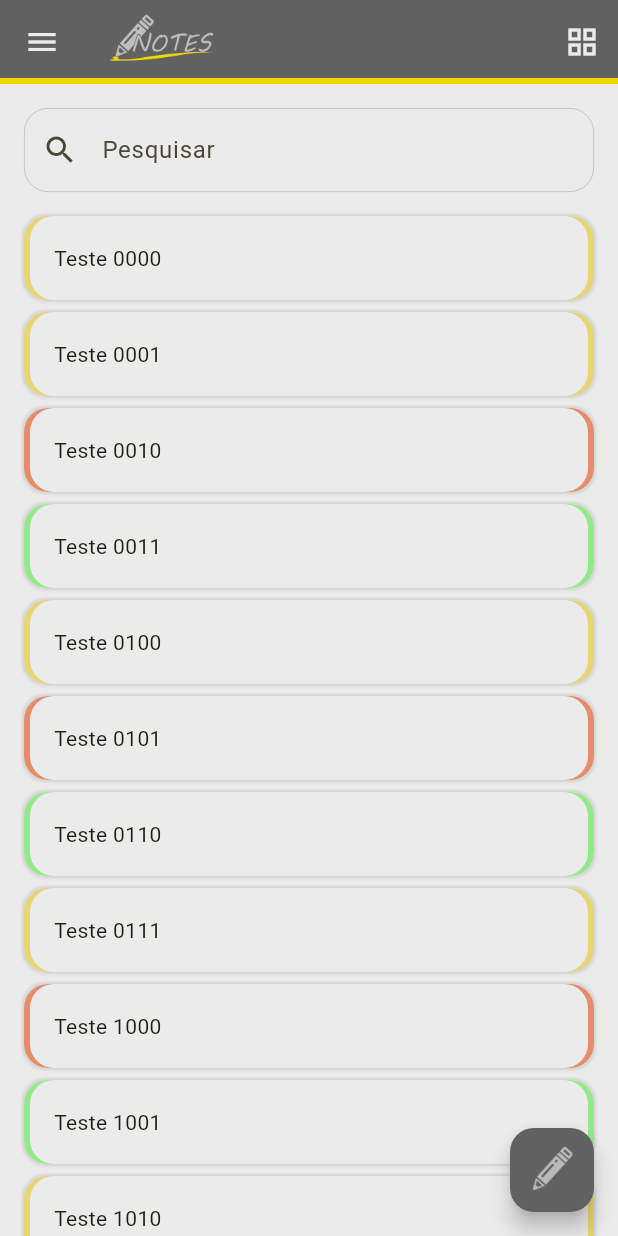
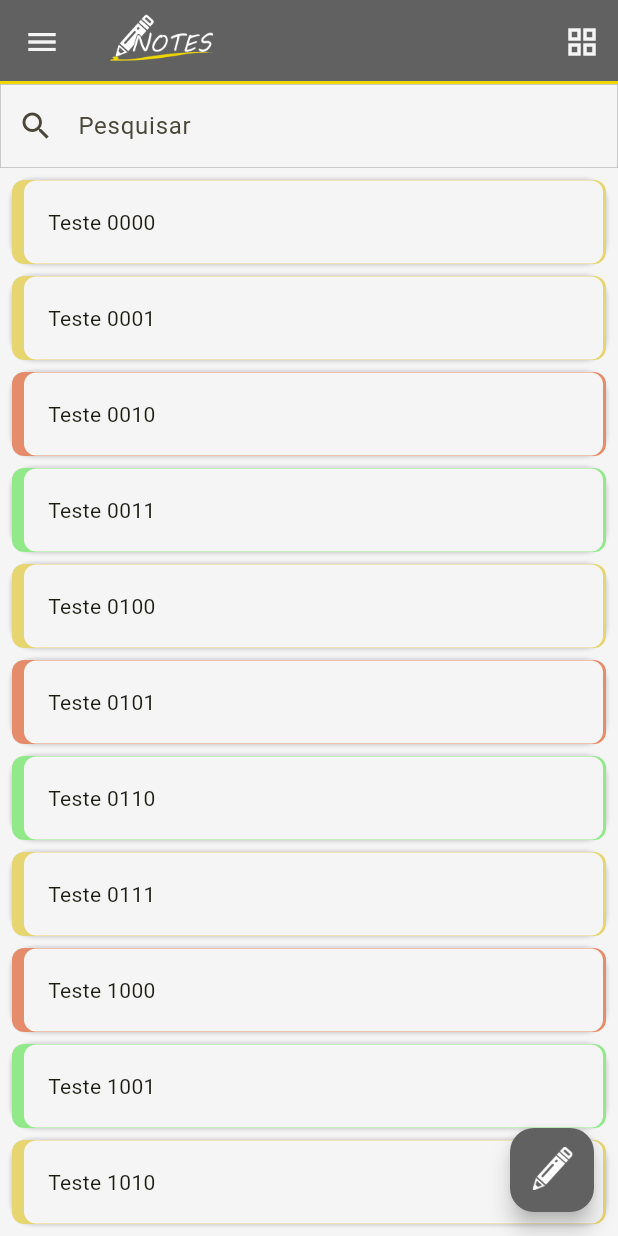
Before and after one commit to ronipaschoal/notes, a Flutter app: the screen it shows after launch, on a phone screen of 412 x 824 dp. Run offline on Flutter 3.47's test engine with Material 2 defaults, Android fonts, the phone set to English and light mode, and no system bars; our stand-ins replace flutter_bloc, go_router.

Commit message:
refactor (home_screen): view adjusts

```diff
--- a/lib/config/routes.dart
+++ b/lib/config/routes.dart
@@ -47,7 +47,7 @@ class NtRoutes {
         return _customTransitionPage(
           BlocProvider(
             create: (_) => HomeCubit(noteCubit: noteCubit),
-            child: const HomeScreen(),
+            child: HomeScreen(),
           ),
         );
       },
--- /dev/null
+++ b/lib/helpers/sizes.dart
@@ -0,0 +1,24 @@
+import 'package:flutter/material.dart';
+
+class SizesHelper {
+  SizesHelper._();
+
+  static Size sizeOf(BuildContext _) => MediaQuery.sizeOf(_);
+  static EdgeInsets paddingOf(BuildContext _) => MediaQuery.paddingOf(_);
+  static EdgeInsets viewInsetsOf(BuildContext _) => MediaQuery.viewInsetsOf(_);
+
+  static double getUsableHeightAppBar(BuildContext context) {
+    return getUsableHeight(context) - AppBar().preferredSize.height;
+  }
+
+  static double getUsableHeight(BuildContext context) {
+    return sizeOf(context).height -
+        paddingOf(context).top -
+        paddingOf(context).bottom;
+  }
+
+  static double getWidgetHeight(GlobalKey key) {
+    final renderBox = key.currentContext?.findRenderObject();
+    return (renderBox == null) ? 0.0 : (renderBox as RenderBox).size.height;
+  }
+}
--- a/lib/pages/home/cubit/home_cubit.dart
+++ b/lib/pages/home/cubit/home_cubit.dart
@@ -11,6 +11,19 @@ class HomeCubit extends Cubit<HomeState> {
   final NoteCubit noteCubit;
 
   HomeCubit({required this.noteCubit}) : super(HomeInitialState());
+
+  void changeViewType() {
+    if (state is HomeSuccessState) {
+      final successState = state as HomeSuccessState;
+      emit(
+        successState.copyWith(
+          homeViewType: successState.homeViewType == HomeViewType.list
+              ? HomeViewType.grid
+              : HomeViewType.list,
+        ),
+      );
+    }
+  }
 
   void loadNoteList() {
     emit(HomeLoadingState());
--- a/lib/pages/home/cubit/home_state.dart
+++ b/lib/pages/home/cubit/home_state.dart
@@ -1,18 +1,37 @@
 part of 'home_cubit.dart';
 
-sealed class HomeState {}
+enum HomeViewType { list, grid }
 
-class HomeInitialState extends HomeState {}
+sealed class HomeState {
+  HomeViewType homeViewType;
 
-class HomeLoadingState extends HomeState {}
+  HomeState({this.homeViewType = HomeViewType.list});
+}
+
+class HomeInitialState extends HomeState {
+  HomeInitialState();
+}
+
+class HomeLoadingState extends HomeState {
+  HomeLoadingState();
+}
 
 class HomeSuccessState extends HomeState {
   final List<NoteModel> noteList;
 
-  HomeSuccessState({required this.noteList});
+  HomeSuccessState({
+    super.homeViewType,
+    required this.noteList,
+  });
 
-  HomeSuccessState copyWith({List<NoteModel>? noteList}) {
-    return HomeSuccessState(noteList: noteList ?? this.noteList);
+  HomeSuccessState copyWith({
+    HomeViewType? homeViewType,
+    List<NoteModel>? noteList,
+  }) {
+    return HomeSuccessState(
+      homeViewType: homeViewType ?? super.homeViewType,
+      noteList: noteList ?? this.noteList,
+    );
   }
 }
 
--- a/lib/pages/home/home_drawer.dart
+++ b/lib/pages/home/home_drawer.dart
@@ -5,7 +5,7 @@ import 'package:notes/ui/colors.dart';
 class HomeDrawer extends StatelessWidget {
   const HomeDrawer({super.key});
 
-  TextButton _itemButton(BuildContext context, String text, String path) {
+  Widget _itemButton(BuildContext context, String text, String path) {
     return TextButton(
       onPressed: () => NtNavigate.to(context, path),
       style: ButtonStyle(
--- a/lib/pages/home/home_screen.dart
+++ b/lib/pages/home/home_screen.dart
@@ -1,29 +1,24 @@
 import 'package:flutter/material.dart';
 import 'package:flutter_bloc/flutter_bloc.dart';
 import 'package:notes/helpers/navigate.dart';
+import 'package:notes/helpers/sizes.dart';
 import 'package:notes/models/note/note_model.dart';
 import 'package:notes/pages/home/cubit/home_cubit.dart';
 import 'package:notes/pages/home/home_drawer.dart';
 import 'package:notes/ui/colors.dart';
 import 'package:notes/ui/note_card.dart';
 import 'package:notes/ui/scaffold.dart';
+import 'package:notes/ui/widgets/text_field.dart';
 
-class HomeScreen extends StatefulWidget {
-  const HomeScreen({super.key});
+class HomeScreen extends StatelessWidget {
+  HomeScreen({super.key});
 
-  @override
-  State<HomeScreen> createState() => _HomeScreenState();
-}
-
-class _HomeScreenState extends State<HomeScreen> {
-  late final _cubit = context.read<HomeCubit>();
-  final _searchController = TextEditingController();
-  bool _isList = true;
+  final _serachController = TextEditingController();
 
   Widget _list(List<NoteModel> noteList) {
     return ListView.separated(
+      padding: const EdgeInsets.all(8.0),
       shrinkWrap: true,
-      physics: const NeverScrollableScrollPhysics(),
       itemCount: noteList.length,
       separatorBuilder: (_, __) => const SizedBox(height: 8.0),
       itemBuilder: (_, index) => NtNoteCard(note: noteList[index]),
@@ -32,8 +27,8 @@ class _HomeScreenState extends State<HomeScreen> {
 
   Widget _grid(List<NoteModel> noteList) {
     return GridView.builder(
+      padding: const EdgeInsets.symmetric(vertical: 16.0, horizontal: 8.0),
       shrinkWrap: true,
-      physics: const NeverScrollableScrollPhysics(),
       itemCount: noteList.length,
       gridDelegate: const SliverGridDelegateWithFixedCrossAxisCount(
         crossAxisCount: 2,
@@ -45,26 +40,6 @@ class _HomeScreenState extends State<HomeScreen> {
     );
   }
 
-  TextField _search(List<NoteModel> noteList) {
-    return TextField(
-      controller: _searchController,
-      decoration: const InputDecoration(
-        hintText: 'Pesquisar',
-        prefixIcon: Icon(Icons.search),
-        enabledBorder: OutlineInputBorder(
-          borderSide: BorderSide(color: NtColors.midGray, width: 0.5),
-          borderRadius: BorderRadius.all(Radius.circular(16.0)),
-        ),
-        focusedBorder: OutlineInputBorder(
-          borderSide: BorderSide(color: NtColors.darkGray, width: 0.5),
-          borderRadius: BorderRadius.all(Radius.circular(16.0)),
-        ),
-        contentPadding: EdgeInsets.all(16.0),
-      ),
-      onChanged: (value) => _cubit.searchNote(value),
-    );
-  }
-
   Widget _title() {
     return const Image(
       height: 72.0,
@@ -72,11 +47,19 @@ class _HomeScreenState extends State<HomeScreen> {
     );
   }
 
-  List<Widget> _actions() {
+  List<Widget> _actions(BuildContext context) {
+    final cubit = context.read<HomeCubit>();
+
     return [
-      IconButton(
-        onPressed: () => setState(() => _isList = !_isList),
-        icon: Icon(_isList ? Icons.grid_view : Icons.list),
+      BlocBuilder<HomeCubit, HomeState>(
+        builder: (_, state) {
+          return IconButton(
+            onPressed: cubit.changeViewType,
+            icon: state.homeViewType == HomeViewType.list
+                ? const Icon(Icons.grid_view)
+                : const Icon(Icons.list),
+          );
+        },
       ),
     ];
   }
@@ -89,34 +72,35 @@ class _HomeScreenState extends State<HomeScreen> {
       tooltip: 'Nova nota',
       child: const Padding(
         padding: EdgeInsets.all(8.0),
-        child: Image(
-          image: AssetImage('assets/icons/pencil.png'),
-        ),
+        child: Image(image: AssetImage('assets/icons/pencil.png')),
       ),
     );
   }
 
-  Container _success(List<NoteModel> noteList) {
-    return Container(
-      color: NtColors.lightGray,
-      child: Padding(
-        padding: const EdgeInsets.all(16.0),
-        child: Column(
-          mainAxisAlignment: MainAxisAlignment.spaceBetween,
-          crossAxisAlignment: CrossAxisAlignment.end,
-          children: [
-            _search(noteList),
-            const SizedBox(height: 16.0),
-            _isList ? _list(noteList) : _grid(noteList),
-          ],
+  Widget _success(BuildContext context, HomeSuccessState state) {
+    final cubit = context.read<HomeCubit>();
+
+    return Column(
+      children: [
+        NtTextfield(
+          hintText: 'Pesquisar',
+          prefixIcon: const Icon(Icons.search),
+          controller: _serachController,
+          onChanged: (value) => cubit.searchNote(value),
         ),
-      ),
+        Expanded(
+          child: SizedBox(
+            height: SizesHelper.getUsableHeightAppBar(context) - 56.0,
+            child: state.homeViewType == HomeViewType.list
+                ? _list(state.noteList)
+                : _grid(state.noteList),
+          ),
+        ),
+      ],
     );
   }
 
   Widget _body(BuildContext context) {
-    _cubit.loadNoteList();
-
     return BlocBuilder<HomeCubit, HomeState>(
       builder: (_, state) {
         return switch (state) {
@@ -124,7 +108,7 @@ class _HomeScreenState extends State<HomeScreen> {
           HomeInitialState() => const Center(child: Text('TODO')),
           HomeLoadingState() => const Center(child: Text('TODO')),
           HomeErrorState() => Center(child: Text(state.error)),
-          HomeSuccessState() => _success(state.noteList),
+          HomeSuccessState() => _success(context, state),
         };
       },
     );
@@ -132,9 +116,12 @@ class _HomeScreenState extends State<HomeScreen> {
 
   @override
   Widget build(BuildContext context) {
+    final cubit = context.read<HomeCubit>();
+    cubit.loadNoteList();
+
     return NtScaffold(
       title: _title(),
-      actions: _actions(),
+      actions: _actions(context),
       drawer: const HomeDrawer(),
       floatingButton: _floatingButton(context),
       child: _body(context),
--- a/lib/pages/note/note_screen.dart
+++ b/lib/pages/note/note_screen.dart
@@ -1,6 +1,5 @@
 import 'package:flutter/material.dart';
 import 'package:notes/models/note/note_model.dart';
-import 'package:notes/ui/colors.dart';
 import 'package:notes/ui/scaffold.dart';
 
 class NoteScreen extends StatelessWidget {
@@ -11,7 +10,6 @@ class NoteScreen extends StatelessWidget {
     return Container(
       padding: const EdgeInsets.all(16.0),
       width: double.maxFinite,
-      color: NtColors.lightGray,
       child: Column(
         crossAxisAlignment: CrossAxisAlignment.start,
         children: [
@@ -26,7 +24,10 @@ class NoteScreen extends StatelessWidget {
   @override
   Widget build(BuildContext context) {
     return NtScaffold(
-      title: Text(note?.title ?? 'Nova nota'),
+      title: Text(
+        note?.title ?? 'Nova nota',
+        style: const TextStyle(fontSize: 16.0),
+      ),
       child: _body(context),
     );
   }
--- a/lib/ui/note_card.dart
+++ b/lib/ui/note_card.dart
@@ -13,7 +13,7 @@ class NtNoteCard extends StatelessWidget {
       height: double.maxFinite,
       decoration: BoxDecoration(
         color: note.priority.color,
-        borderRadius: const BorderRadius.all(Radius.circular(16.0)),
+        borderRadius: const BorderRadius.all(Radius.circular(8.0)),
       ),
     );
   }
@@ -24,10 +24,15 @@ class NtNoteCard extends StatelessWidget {
         _priorityColor(),
         Container(
           height: double.maxFinite,
-          margin: const EdgeInsets.symmetric(horizontal: 4.0),
+          margin: const EdgeInsets.only(
+            left: 8.0,
+            top: 0.4,
+            right: 2.0,
+            bottom: 0.4,
+          ),
           decoration: const BoxDecoration(
-            color: NtColors.lightGray,
-            borderRadius: BorderRadius.all(Radius.circular(16.0)),
+            color: NtColors.white,
+            borderRadius: BorderRadius.all(Radius.circular(8.0)),
           ),
           child: Row(
             children: [
--- a/lib/ui/scaffold.dart
+++ b/lib/ui/scaffold.dart
@@ -19,12 +19,12 @@ class NtScaffold extends StatelessWidget {
 
   AppBar _appBar() {
     return AppBar(
-      foregroundColor: NtColors.lightGray,
+      foregroundColor: NtColors.white,
       backgroundColor: NtColors.darkGray,
       shape: const Border(
         bottom: BorderSide(
           color: NtColors.primary,
-          width: 4.0,
+          width: 2.0,
         ),
       ),
       actions: actions,
@@ -32,7 +32,7 @@ class NtScaffold extends StatelessWidget {
     );
   }
 
-  GestureDetector _unfocus() {
+  GestureDetector _unfocus(Widget child) {
     return GestureDetector(
       behavior: HitTestBehavior.opaque,
       onTap: () => FocusManager.instance.primaryFocus?.unfocus(),
@@ -40,14 +40,14 @@ class NtScaffold extends StatelessWidget {
     );
   }
 
-  Scaffold _body(BuildContext context) {
-    return Scaffold(
-      backgroundColor: NtColors.lightGray,
-      appBar: title == null ? null : _appBar(),
-      drawer: drawer,
-      floatingActionButton: floatingButton,
-      body: SingleChildScrollView(
-        child: _unfocus(),
+  Widget _body(BuildContext context) {
+    return _unfocus(
+      Scaffold(
+        backgroundColor: NtColors.white,
+        appBar: title == null ? null : _appBar(),
+        drawer: drawer,
+        floatingActionButton: floatingButton,
+        body: child,
       ),
     );
   }
--- /dev/null
+++ b/lib/ui/widgets/text_field.dart
@@ -0,0 +1,42 @@
+import 'package:flutter/material.dart';
+import 'package:notes/ui/colors.dart';
+
+class NtTextfield extends StatelessWidget {
+  final String? hintText;
+  final TextEditingController? controller;
+  final ValueChanged? onChanged;
+  final Widget? prefixIcon;
+
+  const NtTextfield({
+    super.key,
+    this.hintText,
+    this.controller,
+    this.onChanged,
+    this.prefixIcon,
+  });
+
+  Widget _textField() {
+    return TextField(
+      controller: controller,
+      decoration: InputDecoration(
+        hintText: hintText,
+        prefixIcon: prefixIcon,
+        enabledBorder: const OutlineInputBorder(
+          borderSide: BorderSide(color: NtColors.midGray, width: 0.5),
+          borderRadius: BorderRadius.all(Radius.circular(0.0)),
+        ),
+        focusedBorder: const OutlineInputBorder(
+          borderSide: BorderSide(color: NtColors.darkGray, width: 1.0),
+          borderRadius: BorderRadius.all(Radius.circular(0.0)),
+        ),
+        contentPadding: const EdgeInsets.all(16.0),
+      ),
+      onChanged: onChanged,
+    );
+  }
+
+  @override
+  Widget build(BuildContext context) {
+    return _textField();
+  }
+}
```
Also changed, not shown: assets/icons/logo.png, assets/icons/pencil.png.
